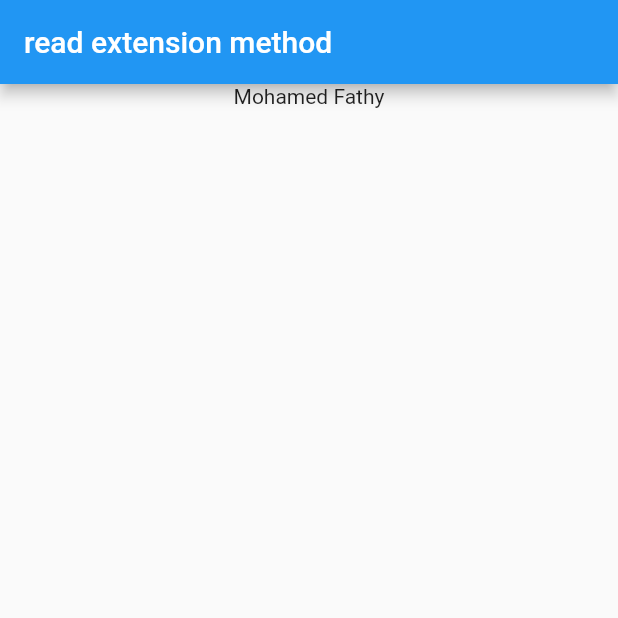
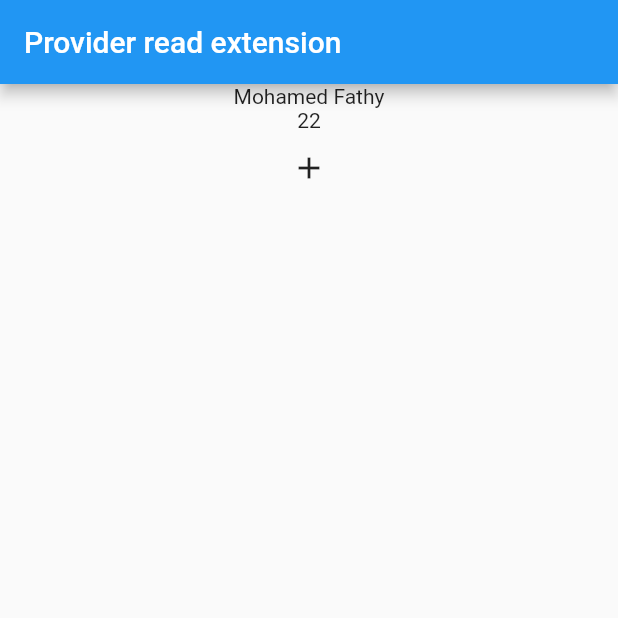
Before and after one commit to code2start/Flutter-State-Management, a Flutter app: the screen it shows after launch, on a phone screen of 412 x 824 dp, the top half of it. Run offline on Flutter 3.47's test engine with Material 2 defaults, Android fonts, the phone set to English and light mode, and no system bars.

Commit message:
lesson 19

```diff
--- a/lib/home.dart
+++ b/lib/home.dart
@@ -1,19 +1,19 @@
 import 'package:flutter/material.dart';
+import 'package:state_management/mymodel.dart';
 import 'package:provider/provider.dart';
-import 'package:state_management/mymodel.dart';
 
 class Home extends StatelessWidget {
   @override
   Widget build(BuildContext context) {
     return Scaffold(
       appBar: AppBar(
-        title: Text('read extension method'),
+        title: Text('Provider read extension'),
       ),
-      body: Provider(
+      body: ChangeNotifierProvider(
         create: (context) => MyModel('Mohamed Fathy', 22),
         child: Center(
           child: Column(
-            children: <Widget>[MyNameWidget()],
+            children: <Widget>[MyNameWidget(), MyNumber()],
           ),
         ),
       ),
@@ -28,3 +28,23 @@ class MyNameWidget extends StatelessWidget {
     return Text(myModel.name);
   }
 }
+
+class MyNumber extends StatelessWidget {
+  MyNumber({Key key}) : super(key: key);
+
+  @override
+  Widget build(BuildContext context) {
+    var m = context.watch<MyModel>();
+    return Column(
+      children: <Widget>[
+        Text('${m.number}'),
+        IconButton(
+          icon: Icon(Icons.add),
+          onPressed: () {
+            m.inc();
+          },
+        )
+      ],
+    );
+  }
+}
--- a/lib/mymodel.dart
+++ b/lib/mymodel.dart
@@ -1,6 +1,12 @@
-class MyModel {
+import 'package:flutter/foundation.dart';
+
+class MyModel with ChangeNotifier {
   String name;
   int number;
+  MyModel(this.name, this.number);
 
-  MyModel(this.name, this.number);
+  inc() {
+    number++;
+    notifyListeners();
+  }
 }
```
